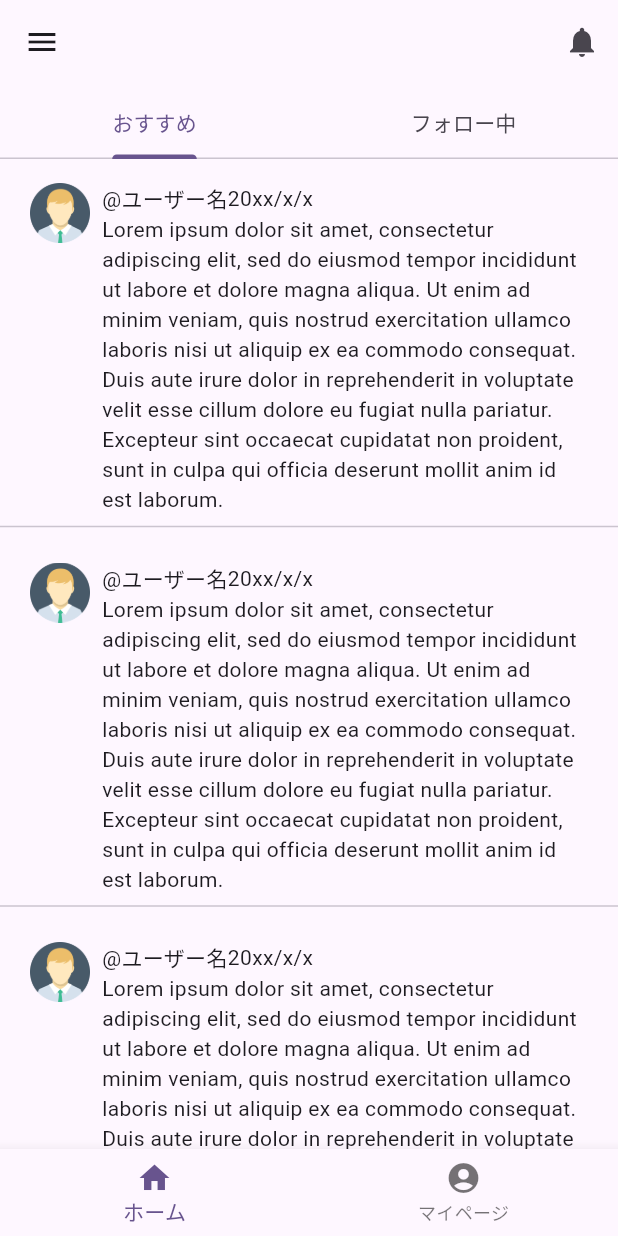
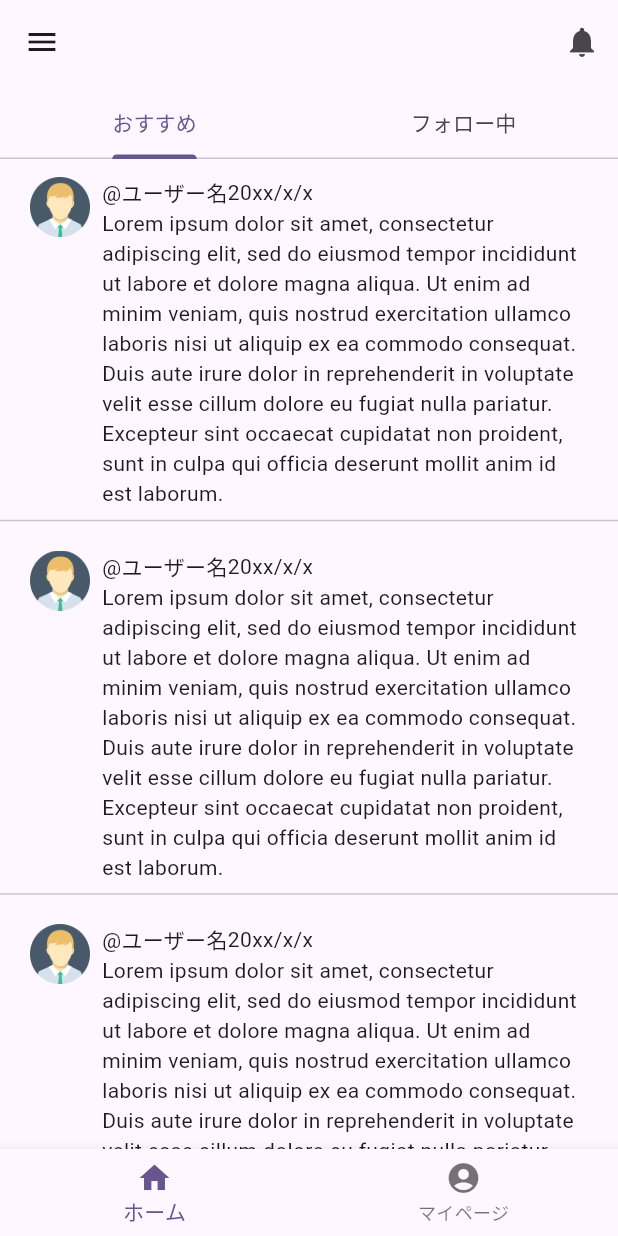
Before and after one commit to yyupyong/english-diary, a Flutter app: the screen it shows after launch, on a phone screen of 412 x 824 dp. Run offline on Flutter 3.47's test engine with Material 2 defaults, Android fonts, the phone set to English and light mode, and no system bars; our stand-ins replace flutter_hooks, hooks_riverpod.

Commit message:
padding 変更

```diff
--- a/lib/view/widget/home/diary_thread.dart
+++ b/lib/view/widget/home/diary_thread.dart
@@ -9,7 +9,7 @@ class DiaryThread extends AbstractStatelessWidget {
       mainAxisSize: MainAxisSize.min,
       children: [
         Padding(
-          padding: const EdgeInsets.only(top: 16, left: 20, right: 20),
+          padding: const EdgeInsets.only(top: 12, left: 20, right: 20),
           child: Row(
             crossAxisAlignment: CrossAxisAlignment.start,
             children: [
```
